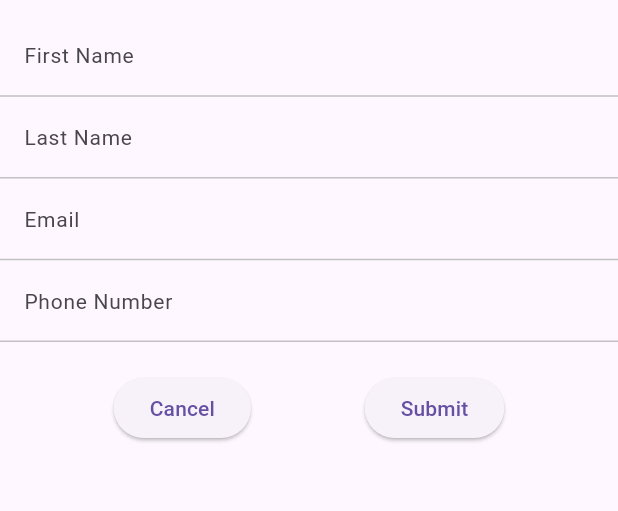
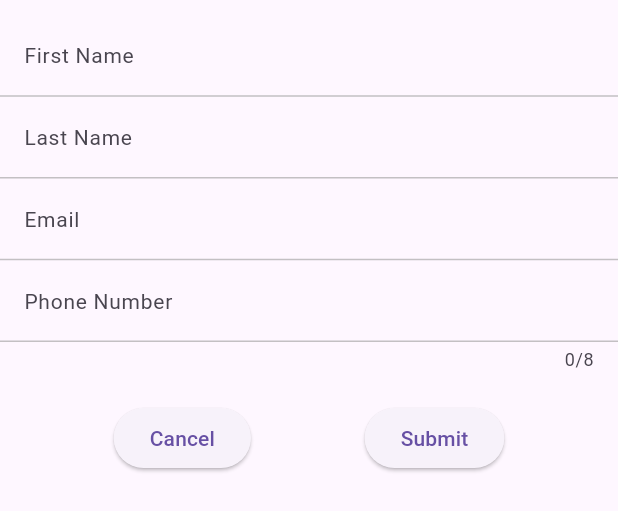
Before and after one commit to 1ghofrane1/my_flutter_project, a Flutter app: the SubForm widget shown alone on an empty page, opened directly, on a phone screen of 412 x 824 dp. Shown: the top 511 px of the screen. Run offline on Flutter 3.47's test engine with Material 3 defaults, Android fonts, the phone set to English and light mode, and no system bars; our stand-ins replace cloud_firestore, firebase_auth, firebase_core, intl_phone_field, qr_flutter, syncfusion_flutter_datepicker and 1 more; accounts and stored records are empty.

```diff
--- a/lib/forms/subForm.dart
+++ b/lib/forms/subForm.dart
@@ -1,4 +1,6 @@
 import 'package:flutter/material.dart';
+import 'package:intl_phone_field/intl_phone_field.dart';
+import 'package:my_flutter_project/components/phone.dart';
 import 'package:my_flutter_project/services/firestore.dart';
 
 class SubForm extends StatefulWidget {
@@ -129,13 +131,70 @@ class _SubFormState extends State<SubForm> {
                   labelStyle: TextStyle(fontSize: 14.0),
                 ),
                 keyboardType: TextInputType.phone,
+                maxLength: 8, // Set maximum length to 8 characters
                 validator: (value) {
+                  // Check if the phone number is empty
                   if (value == null || value.isEmpty) {
                     return "Please enter subscriber's phone number";
                   }
+
+                  // Check if all characters are numbers
+                  if (!RegExp(r'^[0-9]+$').hasMatch(value)) {
+                    return "Phone number should contain only numbers";
+                  }
+
+                  // Check if the first digit is 2, 3, 5, 7, or 9
+                  if (!['2', '3', '5', '7', '9'].contains(value[0])) {
+                    return "Invalid phone number format";
+                  }
+
+                  // If all conditions are met, return null (no error)
                   return null;
                 },
               ),
+
+              /*const SizedBox(height: 20.0),
+              IntlPhoneField(
+                controller: _phoneNumberController,
+                style: const TextStyle(
+                  color: Colors.white,
+                  fontSize: 16,
+                ),
+                dropdownTextStyle: const TextStyle(color: Colors.grey),
+                decoration: const InputDecoration(
+                  border: UnderlineInputBorder(
+                    borderSide: BorderSide(color: Color(0xFF9E9E9E)),
+                  ),
+                  enabledBorder: UnderlineInputBorder(
+                    borderSide: BorderSide(color: Color(0x9E9E9E9E)),
+                  ),
+                  focusedBorder: UnderlineInputBorder(
+                    borderSide: BorderSide(color: Color(0x62BEF264)),
+                  ),
+                  fillColor: Colors.transparent,
+                  filled: true,
+                  labelText: 'Phone Number',
+                  labelStyle: TextStyle(fontSize: 14.0),
+                ),
+                initialCountryCode: 'TN',
+                onChanged: (phone) {
+                  // Check if the phone number is empty or not
+                  if (phone.completeNumber.isEmpty) {
+                    // If empty, set the error message
+                    setState(() {
+                      _phoneNumberError =
+                          "Please enter subscriber's phone number";
+                    });
+                  } else {
+                    // If not empty, clear the error message
+                    setState(() {
+                      _phoneNumberError = null;
+                    });
+                  }
+                },
+                keyboardType: TextInputType
+                    .phone, // Use TextInputType.phone for phone numbers
+              ),*/
               const SizedBox(height: 20.0),
               Row(
                 mainAxisAlignment: MainAxisAlignment.spaceEvenly,
```
Also changed, not shown: lib/forms/subDetails.dart (added, +95 -0 lines), lib/pages/manager_pages/gym_members.dart (+74 -63 lines), lib/services/firestore.dart (+17 -0 lines).
